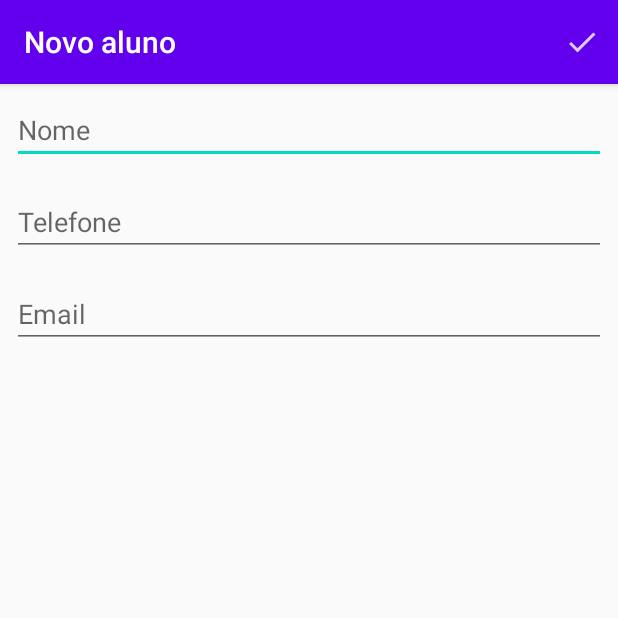
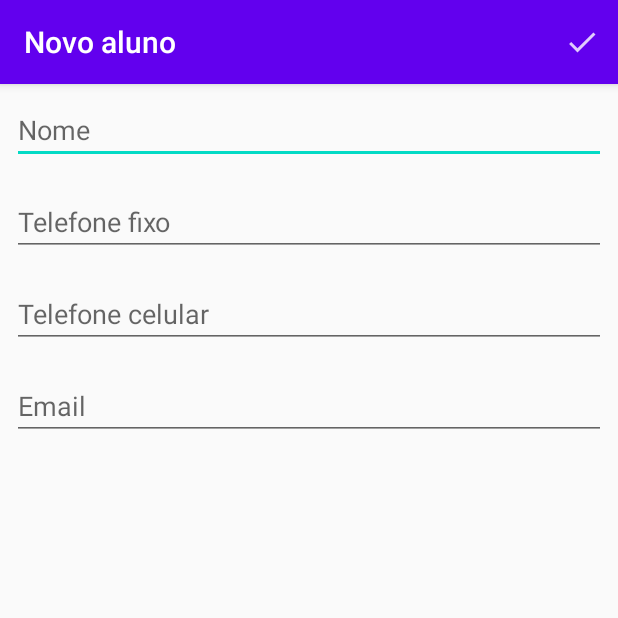
Before and after one commit to joaomrn/Android-Agenda, an Android app: the screen it shows after launch (FormularioAlunoActivity), after a tap on an icon or button, on a phone screen of 412 x 824 dp, the top half of it. Run offline under Robolectric (Android 15) with nearby library versions, the phone set to English and light mode, and no system bars; our stand-ins replace Room's generated code.

Commit message:
ALterado suporte para mais de um telefone com relacionamento entre entidades

```diff
--- a/Agenda/app/src/main/java/br/com/alura/agenda/database/AgendaDatabase.java
+++ b/Agenda/app/src/main/java/br/com/alura/agenda/database/AgendaDatabase.java
@@ -10,16 +10,20 @@ import androidx.room.RoomDatabase;
 import androidx.room.TypeConverters;
 
 import br.com.alura.agenda.database.converter.ConversorCalendar;
+import br.com.alura.agenda.database.converter.ConversorTipoTelefone;
 import br.com.alura.agenda.database.dao.AlunoDAO;
+import br.com.alura.agenda.database.dao.TelefoneDAO;
 import br.com.alura.agenda.model.Aluno;
+import br.com.alura.agenda.model.Telefone;
 
-@Database(entities = {Aluno.class}, version = 4, exportSchema = false)
-@TypeConverters({ConversorCalendar.class})
+@Database(entities = {Aluno.class, Telefone.class}, version = 6, exportSchema = false)
+@TypeConverters({ConversorCalendar.class, ConversorTipoTelefone.class})
 public abstract class AgendaDatabase extends RoomDatabase {
 
     private static final String NOME_BANCO_DE_DADOS = "agenda.db";
+    public abstract AlunoDAO getRoomAlunoDAO();
+    public abstract TelefoneDAO getTelefoneDAO();
 
-    public abstract AlunoDAO getRoomAlunoDAO();
     public static AgendaDatabase getInstance(Context context){
         return Room.databaseBuilder(context, AgendaDatabase.class, NOME_BANCO_DE_DADOS)
                 .allowMainThreadQueries()
--- /dev/null
+++ b/Agenda/app/src/main/java/br/com/alura/agenda/database/dao/TelefoneDAO.java
@@ -0,0 +1,14 @@
+package br.com.alura.agenda.database.dao;
+
+import androidx.room.Dao;
+import androidx.room.Query;
+
+import br.com.alura.agenda.model.Telefone;
+
+@Dao
+public interface TelefoneDAO {
+
+    @Query("SELECT * FROM Telefone " +
+            "WHERE alunoId = :alunoId LIMIT 1")
+    Telefone buscaPrimeiroTelefoneDoAluno(int alunoId);
+}
--- /dev/null
+++ b/Agenda/app/src/main/java/br/com/alura/agenda/model/TipoTelefone.java
@@ -0,0 +1,5 @@
+package br.com.alura.agenda.model;
+
+public enum TipoTelefone {
+    FIXO, CELULAR
+}
--- a/Agenda/app/src/main/java/br/com/alura/agenda/ui/activity/FormularioAlunoActivity.java
+++ b/Agenda/app/src/main/java/br/com/alura/agenda/ui/activity/FormularioAlunoActivity.java
@@ -21,7 +21,8 @@ public class FormularioAlunoActivity extends AppCompatActivity {
     private static final String TITULO_APPBAR_EDITA_ALUNO = "Edita aluno";
     private AlunoDAO dao;
     private EditText campoNome;
-    private EditText campoTelefone;
+    private EditText campoTelefoneFixo;
+    private EditText campoTelefoneCelular;
     private EditText campoEmail;
     private Aluno aluno;
 
@@ -64,7 +65,8 @@ public class FormularioAlunoActivity extends AppCompatActivity {
 
     private void preencheCampos() {
         campoNome.setText(aluno.getNome());
-        campoTelefone.setText(aluno.getTelefone());
+//        campoTelefoneFixo.setText(aluno.getTelefoneFixo());
+//        campoTelefoneCelular.setText(aluno.getTelefoneCelular());
         campoEmail.setText(aluno.getEmail());
     }
 
@@ -80,17 +82,20 @@ public class FormularioAlunoActivity extends AppCompatActivity {
 
     private void InicializacaoDosCampos() {
         campoNome = findViewById(R.id.activity_formulario_aluno_nome);
-        campoTelefone = findViewById(R.id.activity_formulario_aluno_telefone);
+        campoTelefoneFixo = findViewById(R.id.activity_formulario_aluno_telefone_fixo);
+        campoTelefoneCelular = findViewById(R.id.activity_formulario_aluno_telefone_celular);
         campoEmail = findViewById(R.id.activity_formulario_aluno_email);
     }
 
     private void preencheAluno() {
         String nome = campoNome.getText().toString();
-        String telefone = campoTelefone.getText().toString();
+//        String telefoneFixo = campoTelefoneFixo.getText().toString();
+//        String telefoneCelular = campoTelefoneCelular.getText().toString();
         String email = campoEmail.getText().toString();
 
         aluno.setNome(nome);
-        aluno.setTelefone(telefone);
+//        aluno.setTelefoneFixo(telefoneFixo);
+//        aluno.setTelefoneCelular(telefoneCelular);
         aluno.setEmail(email);
     }
 }
--- a/Agenda/app/src/main/java/br/com/alura/agenda/ui/adapter/ListaAlunosAdapter.java
+++ b/Agenda/app/src/main/java/br/com/alura/agenda/ui/adapter/ListaAlunosAdapter.java
@@ -11,14 +11,19 @@ import java.util.ArrayList;
 import java.util.List;
 
 import br.com.alura.agenda.R;
+import br.com.alura.agenda.database.AgendaDatabase;
+import br.com.alura.agenda.database.dao.TelefoneDAO;
 import br.com.alura.agenda.model.Aluno;
+import br.com.alura.agenda.model.Telefone;
 
 public class ListaAlunosAdapter extends BaseAdapter {
     private final List<Aluno> alunos = new ArrayList<>();
     private final Context context;
+    private final TelefoneDAO dao;
 
     public ListaAlunosAdapter(Context context) {
         this.context = context;
+        dao = AgendaDatabase.getInstance(context).getTelefoneDAO();
     }
 
     @Override
@@ -49,7 +54,8 @@ public class ListaAlunosAdapter extends BaseAdapter {
         TextView nome = view.findViewById(R.id.item_aluno_nome);
         nome.setText(aluno.getNome());
         TextView telefone = view.findViewById(R.id.item_aluno_telefone);
-        telefone.setText(aluno.getTelefone());
+        Telefone primeiroTelefone = dao.buscaPrimeiroTelefoneDoAluno(aluno.getId());
+        telefone.setText(primeiroTelefone.getNumero());
     }
 
     private View criaView(ViewGroup viewGroup) {
--- a/Agenda/app/src/main/res/layout/activity_formulario_aluno.xml
+++ b/Agenda/app/src/main/res/layout/activity_formulario_aluno.xml
@@ -21,11 +21,21 @@
         tools:ignore="TouchTargetSizeCheck,TextContrastCheck" />
 
     <EditText
-        android:id="@+id/activity_formulario_aluno_telefone"
+        android:id="@+id/activity_formulario_aluno_telefone_fixo"
         android:layout_width="match_parent"
         android:layout_height="wrap_content"
         android:layout_margin="8dp"
-        android:hint="@string/telefone"
+        android:hint="@string/telefone_fixo"
+        android:importantForAutofill="no"
+        android:inputType="phone"
+        tools:ignore="TouchTargetSizeCheck,TextContrastCheck" />
+
+    <EditText
+        android:id="@+id/activity_formulario_aluno_telefone_celular"
+        android:layout_width="match_parent"
+        android:layout_height="wrap_content"
+        android:layout_margin="8dp"
+        android:hint="@string/telefone_celular"
         android:importantForAutofill="no"
         android:inputType="phone"
         tools:ignore="TouchTargetSizeCheck,TextContrastCheck" />
--- a/Agenda/app/src/main/res/values/strings.xml
+++ b/Agenda/app/src/main/res/values/strings.xml
@@ -5,4 +5,6 @@
     <string name="email">Email</string>
     <string name="salvar_o_aluno">Salvar o aluno</string>
     <string name="remover">Remover</string>
+    <string name="telefone_fixo">Telefone fixo</string>
+    <string name="telefone_celular">Telefone celular</string>
 </resources>
```
Also changed, not shown: Agenda/app/src/main/java/br/com/alura/agenda/database/AgendaMigration.java (+65 -1 lines), Agenda/app/src/main/java/br/com/alura/agenda/database/converter/ConversorTipoTelefone.java (added, +22 -0 lines), Agenda/app/src/main/java/br/com/alura/agenda/model/Aluno.java (+2 -12 lines), Agenda/app/src/main/java/br/com/alura/agenda/model/Telefone.java (added, +56 -0 lines).
